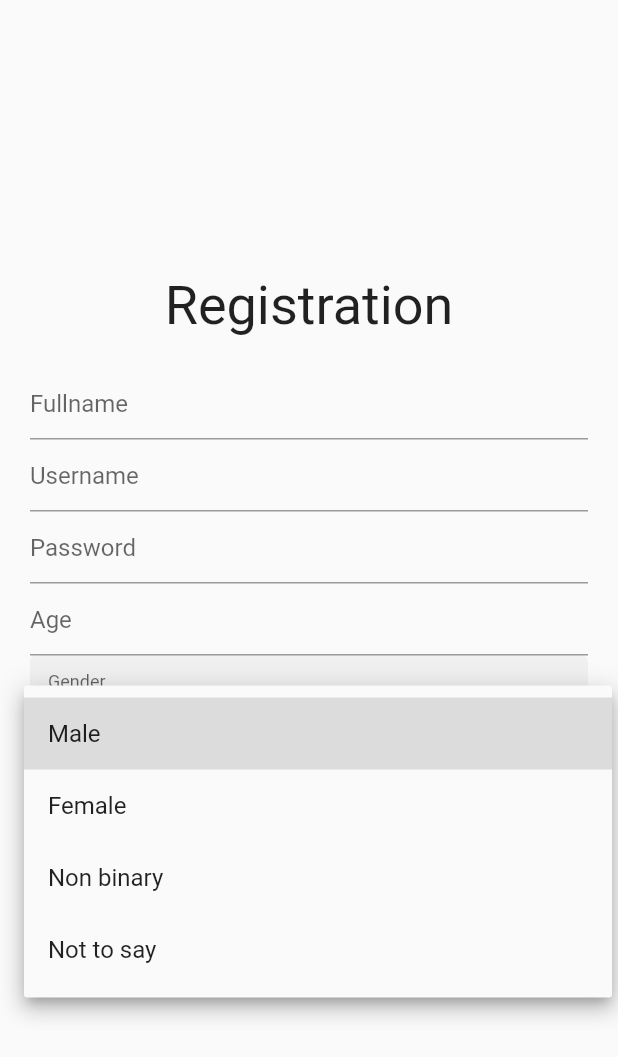
After one commit to yuvraajnarula/socialApp, a Flutter app: the Registration screen opened directly, after a tap on "Please choose one", on a phone screen of 412 x 824 dp. The commit adds this screen. Shown: the top 1057 px of the screen. Run offline on Flutter 3.47's test engine with Material 2 defaults, Android fonts, the phone set to English and light mode, and no system bars; drawn by our look-alikes of dropdown_formfield; our stand-ins replace firebase_auth, firebase_core; missing offline and left inert: sign_button; accounts and stored records are empty.

Commit message:
register

```diff
--- a/lib/main.dart
+++ b/lib/main.dart
@@ -4,7 +4,7 @@ import 'package:firebase_core/firebase_core.dart';
 import 'package:social_app/screens/feed.dart';
 import 'package:social_app/screens/login.dart';
 import 'package:social_app/wrapper.dart';
-
+import 'package:social_app/screens/registration.dart';
 import 'package:social_app/screens/login.dart';
 void main() {
   WidgetsFlutterBinding.ensureInitialized();
--- /dev/null
+++ b/lib/screens/registration.dart
@@ -0,0 +1,92 @@
+import 'package:flutter/material.dart';
+import 'package:dropdown_formfield/dropdown_formfield.dart';
+
+class Registration extends StatefulWidget {
+  @override
+  _RegistrationState createState() => _RegistrationState();
+}
+
+class _RegistrationState extends State<Registration> {
+  @override
+  Widget build(BuildContext context) {
+    return Scaffold(
+        body: Container(
+          padding: EdgeInsets.all(20.0),
+          child: Form(
+            child:Column(
+              mainAxisAlignment: MainAxisAlignment.center,
+              children: [
+                Text('Registration',style: TextStyle(
+                  fontSize: 36.0,
+                ),),
+                SizedBox(
+                  height: 20.0
+                ),
+                TextFormField(
+                  decoration: InputDecoration(
+                    hintText: 'Fullname'
+                  ),
+                ),
+                TextFormField(
+                  decoration: InputDecoration(
+                    hintText: 'Username'
+                  ),
+                ),
+                TextFormField(
+                  decoration: InputDecoration(
+                    hintText: "Password"
+                  ),
+                  obscureText: true,
+                ),
+                TextFormField(
+                  decoration: InputDecoration(
+                    hintText: 'Age',
+                  ),
+                ),
+                DropDownFormField(
+                  titleText: 'Gender',
+                  hintText: 'Please choose one',
+                  dataSource: [
+                    {
+                      'display': 'Male',
+                      'value' : 'Male',
+                    },
+                    {
+                      'display': 'Female',
+                      'value' : 'Female',
+                    },
+                    {
+                      'display': 'Non binary',
+                      'value' : 'Non binary',
+                    },
+                    {
+                      'display': 'Not to say',
+                      'value':'Not to say',
+                    }
+                  ],
+                  textField: 'display',
+                  valueField: 'value',
+
+            ),
+                SizedBox(
+                  height:80.0,
+                ),
+                ElevatedButton(
+                    onPressed: (){
+
+                    },
+                    child: Row(
+                      mainAxisAlignment: MainAxisAlignment.center,
+                      children: [
+                       Text('Register'),
+                        Icon(Icons.chevron_right_sharp),
+                      ],
+                    ),
+                ),
+            ],
+          ),
+          ),
+        ),
+    );
+  }
+}
--- a/pubspec.yaml
+++ b/pubspec.yaml
@@ -31,6 +31,8 @@ dependencies:
   firebase_core: ^1.1.1
   firebase_auth: ^1.1.4
   sign_button: ^2.0.0
+  dropdown_formfield: ^0.1.3
+
 dev_dependencies:
   flutter_test:
     sdk: flutter
```
Also changed, not shown: pubspec.lock.
